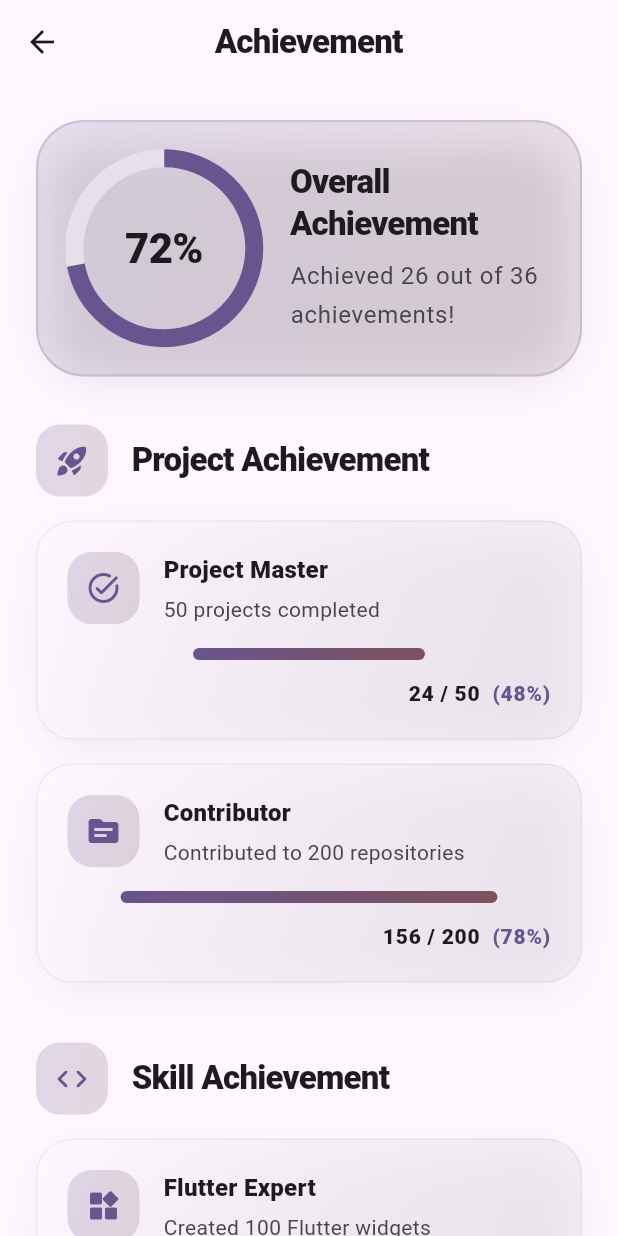
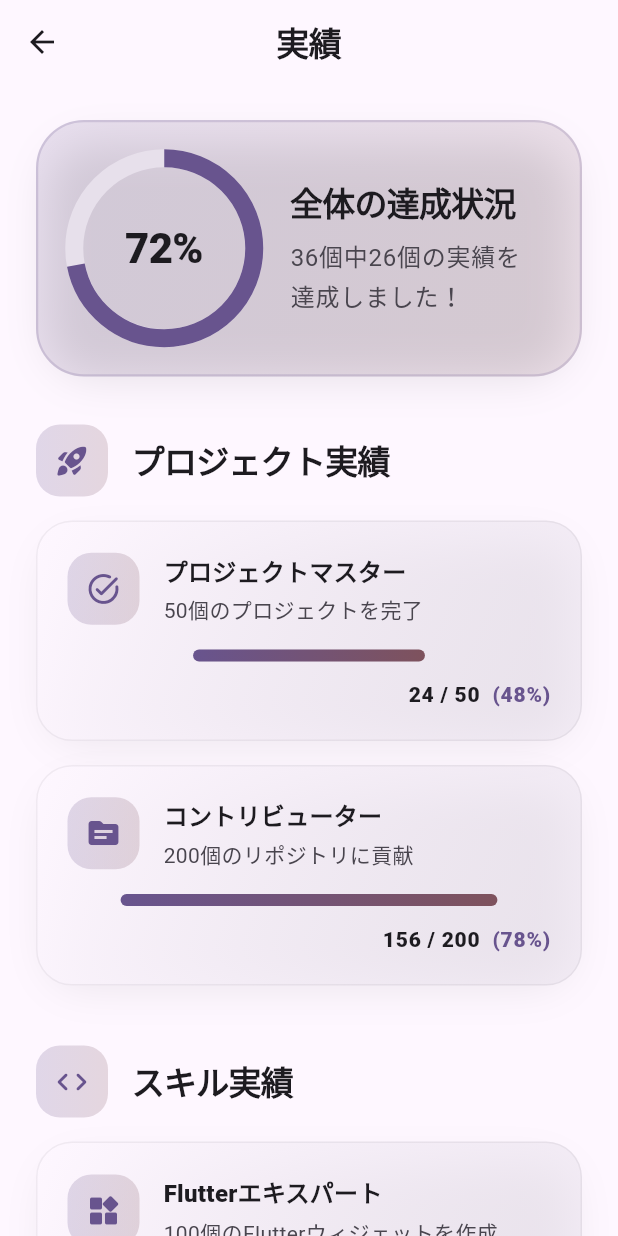
Before and after one commit to Koichi5/cursor_agent_sample, a Flutter app: the AchievementPage screen opened directly, on a phone screen of 412 x 824 dp. Run offline on Flutter 3.47's test engine with Material 3 defaults, Android fonts, the phone set to English and light mode, and no system bars.

Commit message:
feat: Translate achievement page text to Japanese

```diff
--- a/lib/views/achievement_page/achievement_page.dart
+++ b/lib/views/achievement_page/achievement_page.dart
@@ -9,7 +9,7 @@ class AchievementPage extends StatelessWidget {
     return Scaffold(
       appBar: AppBar(
         title: Text(
-          'Achievement',
+          '実績',
           style: theme.textTheme.titleLarge?.copyWith(
             fontWeight: FontWeight.w900,
             letterSpacing: -0.5,
@@ -32,20 +32,20 @@ class AchievementPage extends StatelessWidget {
                   const SizedBox(height: 32),
                   _buildCategorySection(
                     context,
-                    title: 'Project Achievement',
+                    title: 'プロジェクト実績',
                     icon: Icons.rocket_launch_rounded,
                     achievements: [
                       _Achievement(
-                        title: 'Project Master',
-                        description: '50 projects completed',
+                        title: 'プロジェクトマスター',
+                        description: '50個のプロジェクトを完了',
                         progress: 0.48,
                         currentValue: '24',
                         targetValue: '50',
                         icon: Icons.task_alt_rounded,
                       ),
                       _Achievement(
-                        title: 'Contributor',
-                        description: 'Contributed to 200 repositories',
+                        title: 'コントリビューター',
+                        description: '200個のリポジトリに貢献',
                         progress: 0.78,
                         currentValue: '156',
                         targetValue: '200',
@@ -56,20 +56,20 @@ class AchievementPage extends StatelessWidget {
                   const SizedBox(height: 24),
                   _buildCategorySection(
                     context,
-                    title: 'Skill Achievement',
+                    title: 'スキル実績',
                     icon: Icons.code_rounded,
                     achievements: [
                       _Achievement(
-                        title: 'Flutter Expert',
-                        description: 'Created 100 Flutter widgets',
+                        title: 'Flutterエキスパート',
+                        description: '100個のFlutterウィジェットを作成',
                         progress: 0.85,
                         currentValue: '85',
                         targetValue: '100',
                         icon: Icons.widgets_rounded,
                       ),
                       _Achievement(
-                        title: 'UI Master',
-                        description: 'Implemented 50 custom animations',
+                        title: 'UIマスター',
+                        description: '50個のカスタムアニメーションを実装',
                         progress: 0.64,
                         currentValue: '32',
                         targetValue: '50',
@@ -152,7 +152,7 @@ class AchievementPage extends StatelessWidget {
               crossAxisAlignment: CrossAxisAlignment.start,
               children: [
                 Text(
-                  'Overall Achievement',
+                  '全体の達成状況',
                   style: theme.textTheme.titleLarge?.copyWith(
                     fontWeight: FontWeight.w900,
                     letterSpacing: -0.5,
@@ -160,7 +160,7 @@ class AchievementPage extends StatelessWidget {
                 ),
                 const SizedBox(height: 8),
                 Text(
-                  'Achieved 26 out of 36 achievements!',
+                  '36個中26個の実績を達成しました！',
                   style: theme.textTheme.bodyLarge?.copyWith(
                     color: theme.colorScheme.onSurfaceVariant,
                     height: 1.6,
```
